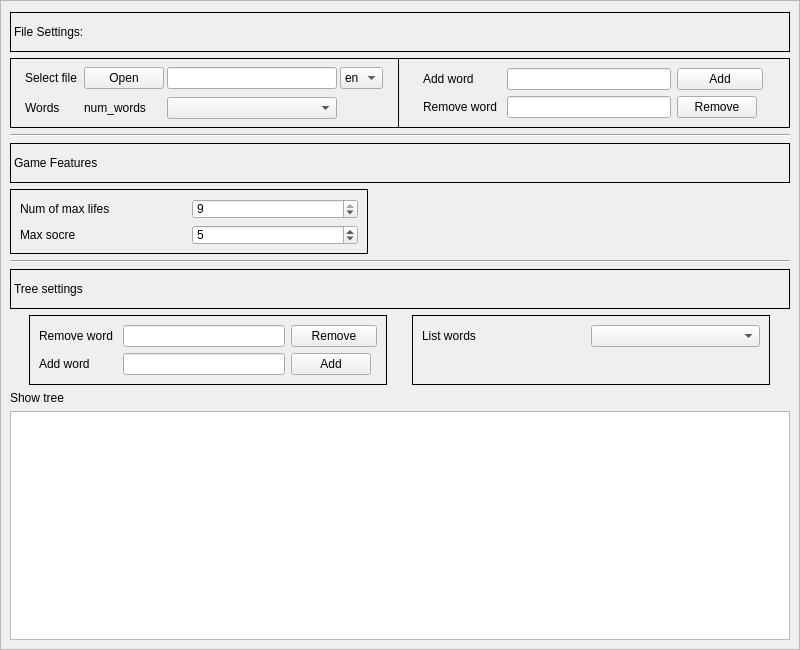
Before: the Qt Designer form Hangman_game/game_settings.ui in Amanislh22/Hangman_Game, drawn with Qt 5.
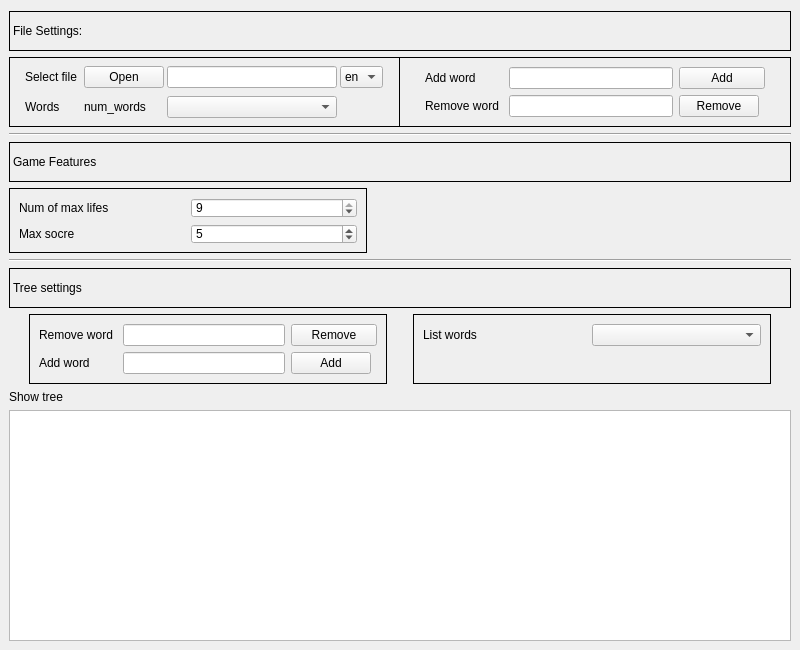
After: the same form once the commit is applied.

The edit to the form file:
```diff
--- a/Hangman_game/game_settings.ui
+++ b/Hangman_game/game_settings.ui
@@ -44,7 +44,7 @@
    <item>
     <widget class="QFrame" name="frame">
      <property name="frameShape">
-      <enum>QFrame::StyledPanel</enum>
+      <enum>QFrame::NoFrame</enum>
      </property>
      <property name="frameShadow">
       <enum>QFrame::Raised</enum>
```
